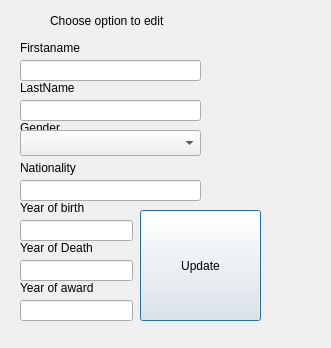
Old version of the form Gui-Vln-2016/editscientist.ui in the repository ivark16/Vln-2016.
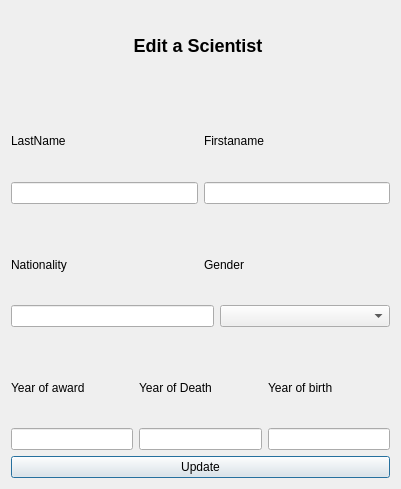
New version of the form.

The edit to the form file:
```diff
--- a/Gui-Vln-2016/editscientist.ui
+++ b/Gui-Vln-2016/editscientist.ui
@@ -6,200 +6,175 @@
    <rect>
     <x>0</x>
     <y>0</y>
-    <width>331</width>
-    <height>348</height>
+    <width>401</width>
+    <height>489</height>
    </rect>
   </property>
   <property name="windowTitle">
    <string>Dialog</string>
   </property>
-  <widget class="QLineEdit" name="lineEditFirstName">
-   <property name="geometry">
-    <rect>
-     <x>20</x>
-     <y>60</y>
-     <width>181</width>
-     <height>21</height>
-    </rect>
-   </property>
-  </widget>
-  <widget class="QPushButton" name="pushButtonUpdate">
-   <property name="geometry">
-    <rect>
-     <x>140</x>
-     <y>210</y>
-     <width>121</width>
-     <height>111</height>
-    </rect>
-   </property>
-   <property name="text">
-    <string>Update</string>
-   </property>
-  </widget>
-  <widget class="QLabel" name="AddScientistlabel">
-   <property name="geometry">
-    <rect>
-     <x>50</x>
-     <y>10</y>
-     <width>141</width>
-     <height>21</height>
-    </rect>
-   </property>
-   <property name="text">
-    <string>Choose option to edit</string>
-   </property>
-  </widget>
-  <widget class="QLineEdit" name="lineEditLastName">
-   <property name="geometry">
-    <rect>
-     <x>20</x>
-     <y>100</y>
-     <width>181</width>
-     <height>21</height>
-    </rect>
-   </property>
-  </widget>
-  <widget class="QLineEdit" name="lineEditNationality">
-   <property name="geometry">
-    <rect>
-     <x>20</x>
-     <y>180</y>
-     <width>181</width>
-     <height>21</height>
-    </rect>
-   </property>
-  </widget>
-  <widget class="QLineEdit" name="lineEditYOB">
-   <property name="geometry">
-    <rect>
-     <x>20</x>
-     <y>220</y>
-     <width>113</width>
-     <height>21</height>
-    </rect>
-   </property>
-  </widget>
-  <widget class="QLineEdit" name="lineEditYOD">
-   <property name="geometry">
-    <rect>
-     <x>20</x>
-     <y>260</y>
-     <width>113</width>
-     <height>21</height>
-    </rect>
-   </property>
-  </widget>
-  <widget class="QLabel" name="labelFirstName">
-   <property name="geometry">
-    <rect>
-     <x>20</x>
-     <y>40</y>
-     <width>81</width>
-     <height>16</height>
-    </rect>
-   </property>
-   <property name="text">
-    <string>Firstaname</string>
-   </property>
-  </widget>
-  <widget class="QLabel" name="labelLastName">
-   <property name="geometry">
-    <rect>
-     <x>20</x>
-     <y>80</y>
-     <width>60</width>
-     <height>16</height>
-    </rect>
-   </property>
-   <property name="text">
-    <string>LastName</string>
-   </property>
-  </widget>
-  <widget class="QLabel" name="labelGender">
-   <property name="geometry">
-    <rect>
-     <x>20</x>
-     <y>120</y>
-     <width>60</width>
-     <height>16</height>
-    </rect>
-   </property>
-   <property name="text">
-    <string>Gender</string>
-   </property>
-  </widget>
-  <widget class="QLabel" name="labelNationality">
-   <property name="geometry">
-    <rect>
-     <x>20</x>
-     <y>160</y>
-     <width>81</width>
-     <height>16</height>
-    </rect>
-   </property>
-   <property name="text">
-    <string>Nationality</string>
-   </property>
-  </widget>
-  <widget class="QLabel" name="LabelYOB">
-   <property name="geometry">
-    <rect>
-     <x>20</x>
-     <y>200</y>
-     <width>91</width>
-     <height>16</height>
-    </rect>
-   </property>
-   <property name="text">
-    <string>Year of birth</string>
-   </property>
-  </widget>
-  <widget class="QLabel" name="labelYOD">
-   <property name="geometry">
-    <rect>
-     <x>20</x>
-     <y>240</y>
-     <width>91</width>
-     <height>16</height>
-    </rect>
-   </property>
-   <property name="text">
-    <string>Year of Death</string>
-   </property>
-  </widget>
-  <widget class="QLabel" name="labelYOA">
-   <property name="geometry">
-    <rect>
-     <x>20</x>
-     <y>280</y>
-     <width>91</width>
-     <height>16</height>
-    </rect>
-   </property>
-   <property name="text">
-    <string>Year of award</string>
-   </property>
-  </widget>
-  <widget class="QLineEdit" name="lineEditYOA">
-   <property name="geometry">
-    <rect>
-     <x>20</x>
-     <y>300</y>
-     <width>113</width>
-     <height>21</height>
-    </rect>
-   </property>
-  </widget>
-  <widget class="QComboBox" name="genderSelectBox">
-   <property name="geometry">
-    <rect>
-     <x>20</x>
-     <y>130</y>
-     <width>181</width>
-     <height>26</height>
-    </rect>
-   </property>
-  </widget>
+  <layout class="QVBoxLayout" name="verticalLayout">
+   <item>
+    <widget class="QLabel" name="AddScientistlabel">
+     <property name="text">
+      <string>&lt;html&gt;&lt;head/&gt;&lt;body&gt;&lt;p align=&quot;center&quot;&gt;&lt;span style=&quot; font-size:x-large; font-weight:600;&quot;&gt;Edit a Scientist &lt;/span&gt;&lt;/p&gt;&lt;/body&gt;&lt;/html&gt;</string>
+     </property>
+    </widget>
+   </item>
+   <item>
+    <spacer name="horizontalSpacer">
+     <property name="orientation">
+      <enum>Qt::Horizontal</enum>
+     </property>
+     <property name="sizeHint" stdset="0">
+      <size>
+       <width>40</width>
+       <height>20</height>
+      </size>
+     </property>
+    </spacer>
+   </item>
+   <item>
+    <layout class="QHBoxLayout" name="horizontalLayout">
+     <item>
+      <widget class="QLabel" name="labelLastName">
+       <property name="text">
+        <string>LastName</string>
+       </property>
+      </widget>
+     </item>
+     <item>
+      <widget class="QLabel" name="labelFirstName">
+       <property name="text">
+        <string>Firstaname</string>
+       </property>
+      </widget>
+     </item>
+    </layout>
+   </item>
+   <item>
+    <layout class="QHBoxLayout" name="horizontalLayout_2">
+     <item>
+      <widget class="QLineEdit" name="lineEditLastName"/>
+     </item>
+     <item>
+      <widget class="QLineEdit" name="lineEditFirstName"/>
+     </item>
+    </layout>
+   </item>
+   <item>
+    <spacer name="horizontalSpacer_2">
+     <property name="orientation">
+      <enum>Qt::Horizontal</enum>
+     </property>
+     <property name="sizeHint" stdset="0">
+      <size>
+       <width>40</width>
+       <height>20</height>
+      </size>
+     </property>
+    </spacer>
+   </item>
+   <item>
+    <layout class="QHBoxLayout" name="horizontalLayout_3">
+     <item>
+      <widget class="QLabel" name="labelNationality">
+       <property name="text">
+        <string>Nationality</string>
+       </property>
+      </widget>
+     </item>
+     <item>
+      <widget class="QLabel" name="labelGender">
+       <property name="minimumSize">
+        <size>
+         <width>170</width>
+         <height>0</height>
+        </size>
+       </property>
+       <property name="text">
+        <string>Gender</string>
+       </property>
+      </widget>
+     </item>
+    </layout>
+   </item>
+   <item>
+    <layout class="QHBoxLayout" name="horizontalLayout_4">
+     <item>
+      <widget class="QLineEdit" name="lineEditNationality"/>
+     </item>
+     <item>
+      <widget class="QComboBox" name="genderSelectBox">
+       <property name="minimumSize">
+        <size>
+         <width>170</width>
+         <height>0</height>
+        </size>
+       </property>
+      </widget>
+     </item>
+    </layout>
+   </item>
+   <item>
+    <spacer name="horizontalSpacer_3">
+     <property name="orientation">
+      <enum>Qt::Horizontal</enum>
+     </property>
+     <property name="sizeHint" stdset="0">
+      <size>
+       <width>40</width>
+       <height>20</height>
+      </size>
+     </property>
+    </spacer>
+   </item>
+   <item>
+    <layout class="QHBoxLayout" name="horizontalLayout_5">
+     <item>
+      <widget class="QLabel" name="labelYOA">
+       <property name="text">
+        <string>Year of award</string>
+       </property>
+      </widget>
+     </item>
+     <item>
+      <widget class="QLabel" name="labelYOD">
+       <property name="text">
+        <string>Year of Death</string>
+       </property>
+      </widget>
+     </item>
+     <item>
+      <widget class="QLabel" name="LabelYOB">
+       <property name="text">
+        <string>Year of birth</string>
+       </property>
+      </widget>
+     </item>
+    </layout>
+   </item>
+   <item>
+    <layout class="QHBoxLayout" name="horizontalLayout_6">
+     <item>
+      <widget class="QLineEdit" name="lineEditYOB"/>
+     </item>
+     <item>
+      <widget class="QLineEdit" name="lineEditYOD"/>
+     </item>
+     <item>
+      <widget class="QLineEdit" name="lineEditYOA"/>
+     </item>
+    </layout>
+   </item>
+   <item>
+    <widget class="QPushButton" name="pushButtonUpdate">
+     <property name="text">
+      <string>Update</string>
+     </property>
+    </widget>
+   </item>
+  </layout>
  </widget>
  <resources/>
  <connections/>
```
